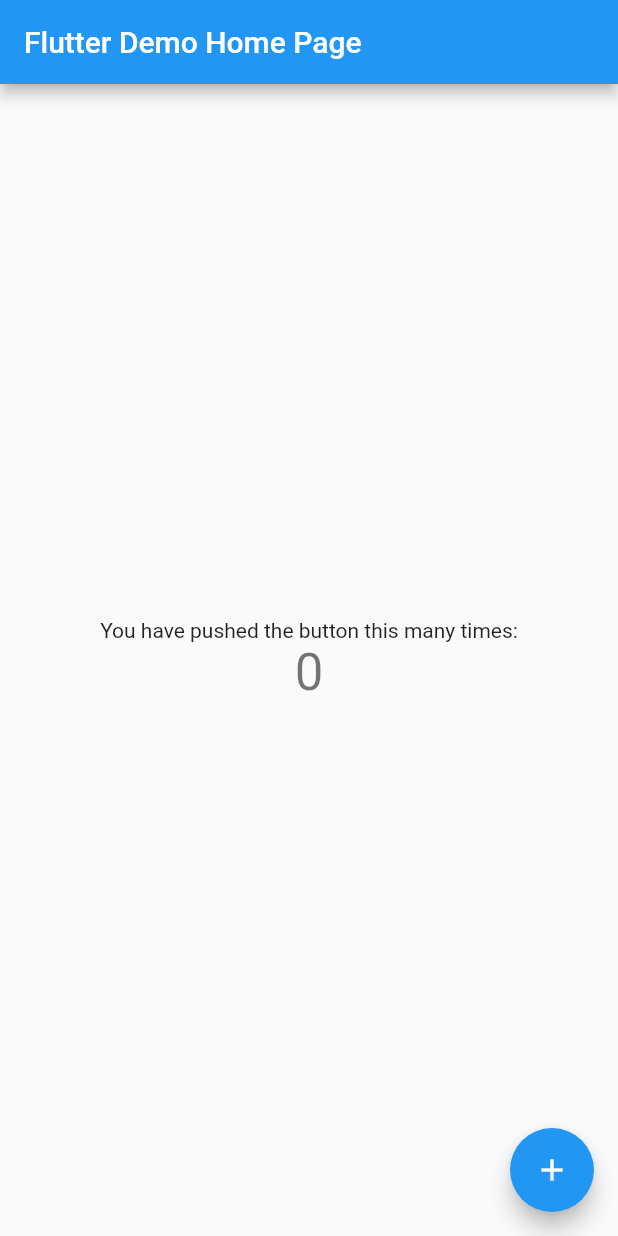
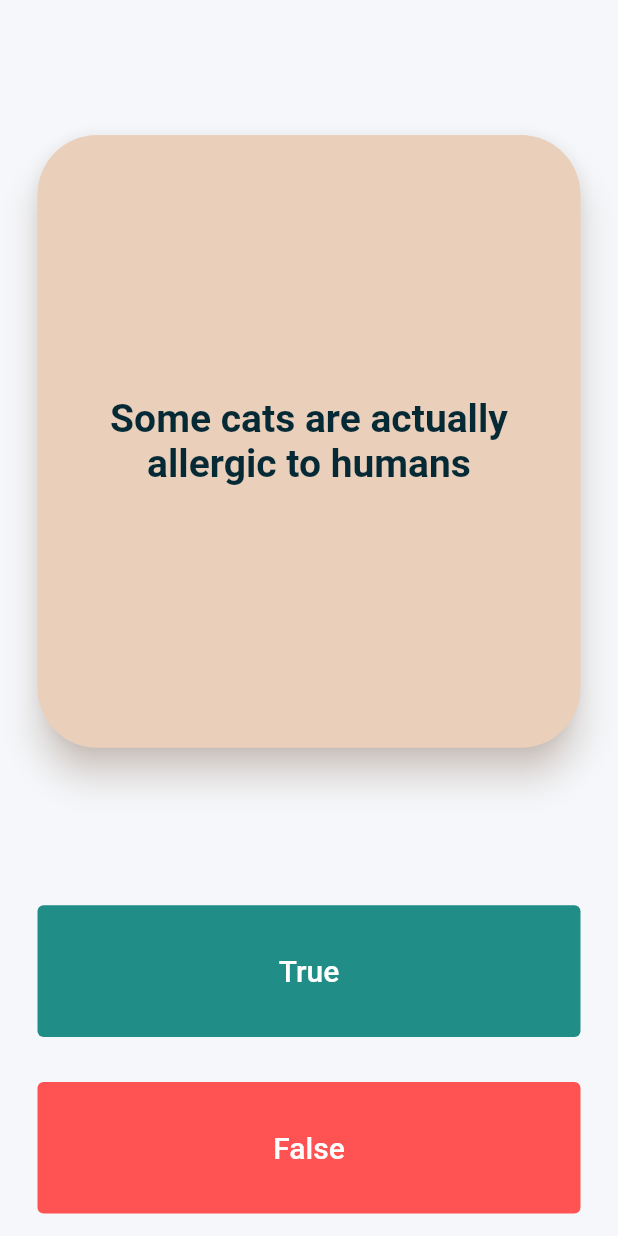
Before and after one commit to CrankerousHail/Flutter-Apps, a Flutter app: the screen it shows after launch, on a phone screen of 412 x 824 dp. Run offline on Flutter 3.47's test engine with Material 2 defaults, Android fonts, the phone set to English and light mode, and no system bars; our stand-ins replace rflutter_alert.

Commit message:
Icons added

```diff
--- /dev/null
+++ b/quizzler_app/lib/QuizBrain.dart
@@ -0,0 +1,57 @@
+import 'questions.dart';
+
+class Quizbrain {
+  int _questionNumber = 0;
+  List<Question> _questionBank = [
+    Question('Some cats are actually allergic to humans', true),
+    Question('You can lead a cow down stairs but not up stairs.', false),
+    Question('Approximately one quarter of human bones are in the feet.', true),
+    Question('A slug\'s blood is green.', true),
+    Question('Buzz Aldrin\'s mother\'s maiden name was \"Moon\".', true),
+    Question('It is illegal to pee in the Ocean in Portugal.', true),
+    Question(
+        'No piece of square dry paper can be folded in half more than 7 times.',
+        false),
+    Question(
+        'In London, UK, if you happen to die in the House of Parliament, you are technically entitled to a state funeral, because the building is considered too sacred a place.',
+        true),
+    Question(
+        'The loudest sound produced by any animal is 188 decibels. That animal is the African Elephant.',
+        false),
+    Question(
+        'The total surface area of two human lungs is approximately 70 square metres.',
+        true),
+    Question('Google was originally called \"Backrub\".', true),
+    Question(
+        'Chocolate affects a dog\'s heart and nervous system; a few ounces are enough to kill a small dog.',
+        true),
+    Question(
+        'In West Virginia, USA, if you accidentally hit an animal with your car, you are free to take it home to eat.',
+        true),
+  ];
+  void nextQuestion() {
+    if (_questionNumber < _questionBank.length - 1) {
+      _questionNumber++;
+    }
+  }
+
+  String getQuestiontext() {
+    return _questionBank[_questionNumber].questionText;
+  }
+
+  bool getQuestionAnswer() {
+    return _questionBank[_questionNumber].questionAnswer;
+  }
+
+  bool isFinished() {
+    if (_questionNumber >= _questionBank.length - 1) {
+      return true;
+    } else {
+      return false;
+    }
+  }
+
+  void reset() {
+    _questionNumber = 0;
+  }
+}
--- a/quizzler_app/lib/main.dart
+++ b/quizzler_app/lib/main.dart
@@ -1,113 +1,159 @@
+import 'package:flutter/cupertino.dart';
 import 'package:flutter/material.dart';
+import 'QuizBrain.dart';
+import 'package:rflutter_alert/rflutter_alert.dart';
 
-void main() {
-  runApp(MyApp());
-}
+Quizbrain quizbrain = Quizbrain();
+void main() => runApp(Quizzler());
 
-class MyApp extends StatelessWidget {
-  // This widget is the root of your application.
+class Quizzler extends StatelessWidget {
   @override
   Widget build(BuildContext context) {
     return MaterialApp(
-      title: 'Flutter Demo',
-      theme: ThemeData(
-        // This is the theme of your application.
-        //
-        // Try running your application with "flutter run". You'll see the
-        // application has a blue toolbar. Then, without quitting the app, try
-        // changing the primarySwatch below to Colors.green and then invoke
-        // "hot reload" (press "r" in the console where you ran "flutter run",
-        // or simply save your changes to "hot reload" in a Flutter IDE).
-        // Notice that the counter didn't reset back to zero; the application
-        // is not restarted.
-        primarySwatch: Colors.blue,
+      home: Scaffold(
+        //backgroundColor: Colors.white,
+        backgroundColor: Color(0xFFF5F7FA),
+        body: SafeArea(
+          child: Padding(
+            padding: EdgeInsets.symmetric(horizontal: 10.0),
+            child: QuizPage(),
+          ),
+        ),
       ),
-      home: MyHomePage(title: 'Flutter Demo Home Page'),
     );
   }
 }
 
-class MyHomePage extends StatefulWidget {
-  MyHomePage({Key? key, required this.title}) : super(key: key);
-
-  // This widget is the home page of your application. It is stateful, meaning
-  // that it has a State object (defined below) that contains fields that affect
-  // how it looks.
-
-  // This class is the configuration for the state. It holds the values (in this
-  // case the title) provided by the parent (in this case the App widget) and
-  // used by the build method of the State. Fields in a Widget subclass are
-  // always marked "final".
-
-  final String title;
-
+class QuizPage extends StatefulWidget {
   @override
-  _MyHomePageState createState() => _MyHomePageState();
+  _QuizPageState createState() => _QuizPageState();
 }
 
-class _MyHomePageState extends State<MyHomePage> {
-  int _counter = 0;
+class _QuizPageState extends State<QuizPage> {
+  List<Icon> scoreKeeper = [];
+  void checkAnswers(bool userPickedAnswer) {
+    bool correctAnswer = quizbrain.getQuestionAnswer();
+    setState(() {
+      if (quizbrain.isFinished() == true) {
+        Alert(
+          context: context,
+          type: AlertType.success,
+          title: "Finished",
+          desc: "You Have Completed the Quiz",
+          buttons: [
+            DialogButton(
+              color: Color(0xFF218d87),
+              child: Text(
+                "Cancel",
+                style: TextStyle(color: Colors.white, fontSize: 20),
+              ),
+              onPressed: () => Navigator.pop(context),
+              width: 120,
+            )
+          ],
+        ).show();
+        quizbrain.reset();
+        scoreKeeper = [];
+      } else {
+        if (correctAnswer == userPickedAnswer) {
+          scoreKeeper.add(Icon(
+            Icons.check,
+            color: Colors.green,
+          ));
+        } else {
+          scoreKeeper.add(Icon(
+            Icons.close,
+            color: Colors.red,
+          ));
+        }
+        //The user picked true.
 
-  void _incrementCounter() {
-    setState(() {
-      // This call to setState tells the Flutter framework that something has
-      // changed in this State, which causes it to rerun the build method below
-      // so that the display can reflect the updated values. If we changed
-      // _counter without calling setState(), then the build method would not be
-      // called again, and so nothing would appear to happen.
-      _counter++;
+        quizbrain.nextQuestion();
+      }
     });
   }
 
   @override
   Widget build(BuildContext context) {
-    // This method is rerun every time setState is called, for instance as done
-    // by the _incrementCounter method above.
-    //
-    // The Flutter framework has been optimized to make rerunning build methods
-    // fast, so that you can just rebuild anything that needs updating rather
-    // than having to individually change instances of widgets.
-    return Scaffold(
-      appBar: AppBar(
-        // Here we take the value from the MyHomePage object that was created by
-        // the App.build method, and use it to set our appbar title.
-        title: Text(widget.title),
-      ),
-      body: Center(
-        // Center is a layout widget. It takes a single child and positions it
-        // in the middle of the parent.
-        child: Column(
-          // Column is also a layout widget. It takes a list of children and
-          // arranges them vertically. By default, it sizes itself to fit its
-          // children horizontally, and tries to be as tall as its parent.
-          //
-          // Invoke "debug painting" (press "p" in the console, choose the
-          // "Toggle Debug Paint" action from the Flutter Inspector in Android
-          // Studio, or the "Toggle Debug Paint" command in Visual Studio Code)
-          // to see the wireframe for each widget.
-          //
-          // Column has various properties to control how it sizes itself and
-          // how it positions its children. Here we use mainAxisAlignment to
-          // center the children vertically; the main axis here is the vertical
-          // axis because Columns are vertical (the cross axis would be
-          // horizontal).
-          mainAxisAlignment: MainAxisAlignment.center,
-          children: <Widget>[
-            Text(
-              'You have pushed the button this many times:',
+    return Column(
+      mainAxisAlignment: MainAxisAlignment.spaceBetween,
+      crossAxisAlignment: CrossAxisAlignment.stretch,
+      children: <Widget>[
+        Expanded(
+          flex: 5,
+          child: Padding(
+            padding: EdgeInsets.symmetric(vertical: 90.0),
+            child: Card(
+              elevation: 10,
+              margin: EdgeInsets.symmetric(horizontal: 15.0),
+              shadowColor: Color(0xFFeacfbb),
+              color: Color(0xFFeacfbb),
+              shape: RoundedRectangleBorder(
+                borderRadius: BorderRadius.circular(40),
+              ),
+              child: Center(
+                child: Padding(
+                  padding: const EdgeInsets.all(45.0),
+                  child: Text(
+                    quizbrain.getQuestiontext(),
+                    textAlign: TextAlign.center,
+                    style: TextStyle(
+                      fontSize: 26.0,
+                      fontWeight: FontWeight.bold,
+                      color: Color(0xFF052935),
+                    ),
+                  ),
+                ),
+              ),
             ),
-            Text(
-              '$_counter',
-              style: Theme.of(context).textTheme.headline4,
+          ),
+        ),
+        Expanded(
+          child: Padding(
+            padding: EdgeInsets.all(15.0),
+            child: TextButton(
+              style: TextButton.styleFrom(
+                onSurface: Colors.white,
+                backgroundColor: Color(0xFF218d87),
+              ),
+              child: Text(
+                'True',
+                style: TextStyle(
+                  color: Colors.white,
+                  fontSize: 20.0,
+                ),
+              ),
+              onPressed: () {
+                checkAnswers(true);
+              },
             ),
-          ],
+          ),
         ),
-      ),
-      floatingActionButton: FloatingActionButton(
-        onPressed: _incrementCounter,
-        tooltip: 'Increment',
-        child: Icon(Icons.add),
-      ), // This trailing comma makes auto-formatting nicer for build methods.
+        Expanded(
+          child: Padding(
+            padding: EdgeInsets.all(15.0),
+            child: TextButton(
+              style: TextButton.styleFrom(
+                backgroundColor: Color(0xFFff5353),
+              ),
+              child: Text(
+                'False',
+                style: TextStyle(
+                  fontSize: 20.0,
+                  color: Colors.white,
+                ),
+              ),
+              onPressed: () {
+                //The user picked false.
+                checkAnswers(false);
+              },
+            ),
+          ),
+        ),
+        Row(
+          children: scoreKeeper,
+        ),
+      ],
     );
   }
 }
```
Also changed, not shown: quizzler_app/lib/questions.dart (added, +9 -0 lines), quizzler_app/pubspec.yaml (+2 -14 lines), quizzler_app/pubspec.lock, 106 other files.
